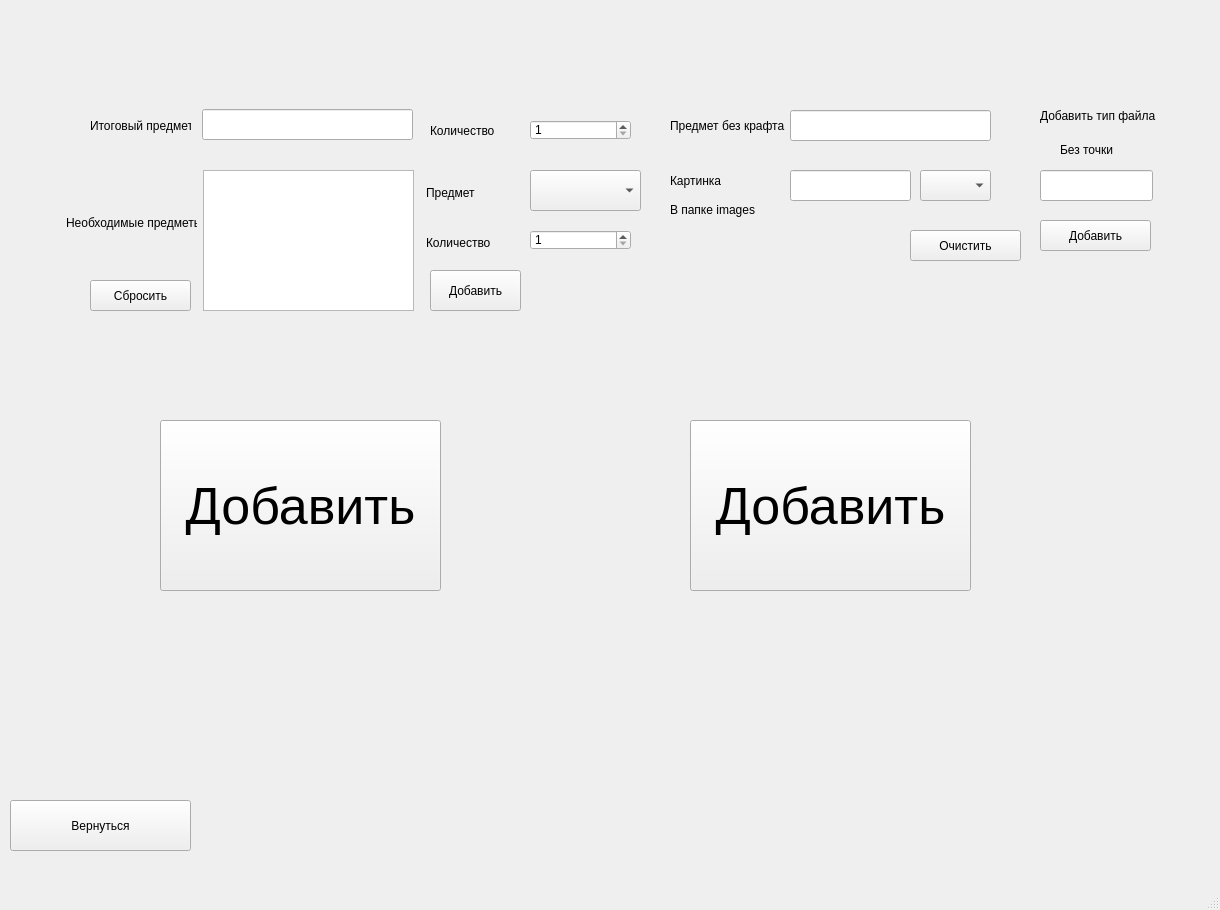
First picture: the form in minecraft.ui, repository Cassiopeia-A/minecraft_calc, before the edit.
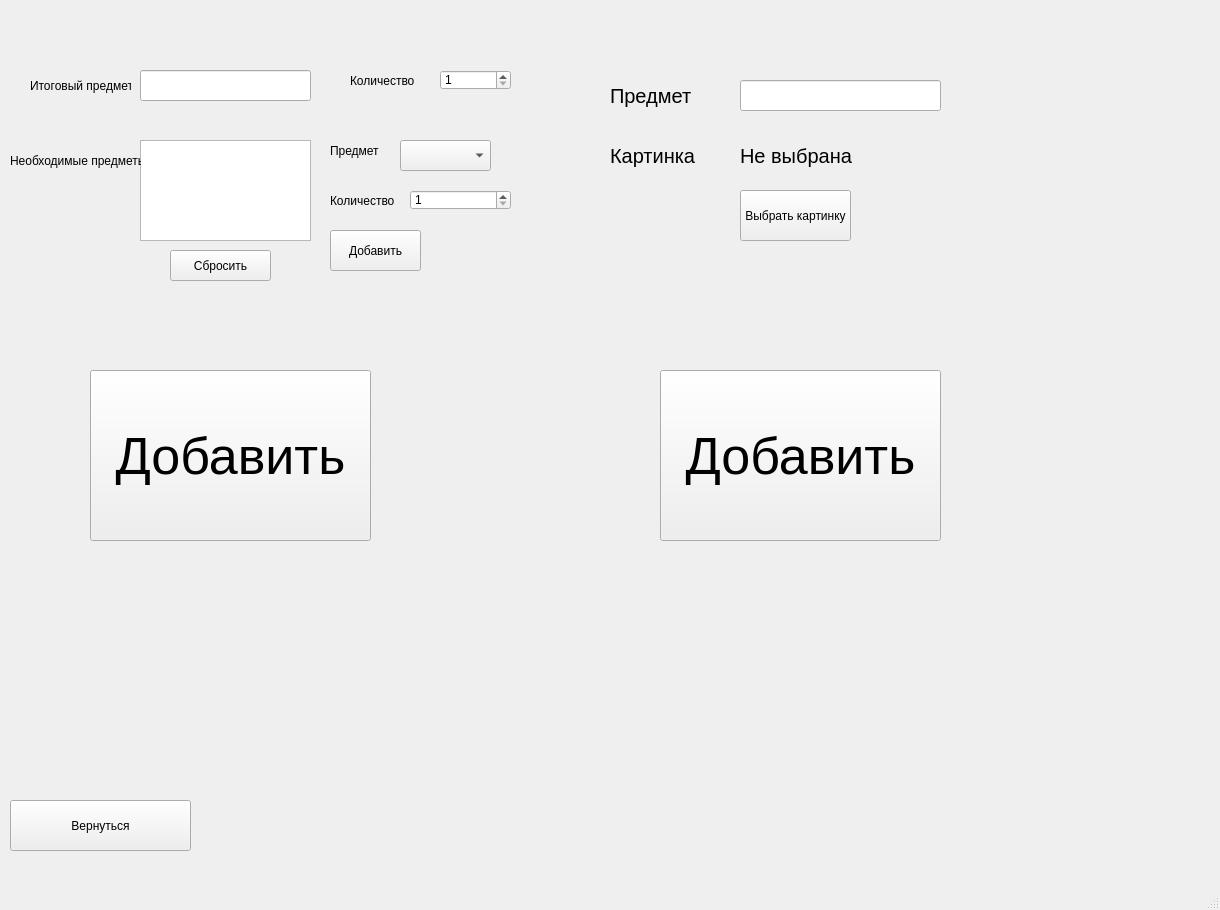
Second picture: the form after the edit. The open tabs and pages were chosen to show the change.

What changed in the file:
```diff
--- a/minecraft.ui
+++ b/minecraft.ui
@@ -1554,8 +1554,8 @@
      <widget class="QPushButton" name="add_craft">
       <property name="geometry">
        <rect>
-        <x>160</x>
-        <y>420</y>
+        <x>90</x>
+        <y>370</y>
         <width>281</width>
         <height>171</height>
        </rect>
@@ -1572,10 +1572,10 @@
      <widget class="QComboBox" name="append_req_item">
       <property name="geometry">
        <rect>
-        <x>530</x>
-        <y>170</y>
-        <width>111</width>
-        <height>41</height>
+        <x>400</x>
+        <y>140</y>
+        <width>91</width>
+        <height>31</height>
        </rect>
       </property>
       <property name="editable">
@@ -1591,8 +1591,8 @@
      <widget class="QLabel" name="label">
       <property name="geometry">
        <rect>
-        <x>90</x>
-        <y>110</y>
+        <x>30</x>
+        <y>70</y>
         <width>101</width>
         <height>31</height>
        </rect>
@@ -1604,9 +1604,9 @@
      <widget class="QSpinBox" name="result_count">
       <property name="geometry">
        <rect>
-        <x>530</x>
-        <y>120</y>
-        <width>101</width>
+        <x>440</x>
+        <y>70</y>
+        <width>71</width>
         <height>20</height>
        </rect>
       </property>
@@ -1620,9 +1620,9 @@
      <widget class="QLabel" name="label_2">
       <property name="geometry">
        <rect>
-        <x>430</x>
-        <y>120</y>
-        <width>101</width>
+        <x>350</x>
+        <y>70</y>
+        <width>71</width>
         <height>21</height>
        </rect>
       </property>
@@ -1636,10 +1636,10 @@
       </property>
       <property name="geometry">
        <rect>
-        <x>203</x>
-        <y>170</y>
-        <width>211</width>
-        <height>141</height>
+        <x>140</x>
+        <y>140</y>
+        <width>171</width>
+        <height>101</height>
        </rect>
       </property>
       <property name="readOnly">
@@ -1649,8 +1649,8 @@
      <widget class="QLabel" name="label_3">
       <property name="geometry">
        <rect>
-        <x>66</x>
-        <y>192</y>
+        <x>10</x>
+        <y>130</y>
         <width>131</width>
         <height>61</height>
        </rect>
@@ -1662,8 +1662,8 @@
      <widget class="QPushButton" name="add_req_item_craft">
       <property name="geometry">
        <rect>
-        <x>430</x>
-        <y>270</y>
+        <x>330</x>
+        <y>230</y>
         <width>91</width>
         <height>41</height>
        </rect>
@@ -1675,8 +1675,8 @@
      <widget class="QLabel" name="label_4">
       <property name="geometry">
        <rect>
-        <x>426</x>
-        <y>182</y>
+        <x>330</x>
+        <y>140</y>
         <width>81</width>
         <height>21</height>
        </rect>
@@ -1688,8 +1688,8 @@
      <widget class="QLabel" name="label_5">
       <property name="geometry">
        <rect>
-        <x>426</x>
-        <y>232</y>
+        <x>330</x>
+        <y>190</y>
         <width>71</width>
         <height>21</height>
        </rect>
@@ -1701,8 +1701,8 @@
      <widget class="QSpinBox" name="spinBox_2">
       <property name="geometry">
        <rect>
-        <x>530</x>
-        <y>230</y>
+        <x>410</x>
+        <y>190</y>
         <width>101</width>
         <height>20</height>
        </rect>
@@ -1717,8 +1717,8 @@
      <widget class="QPushButton" name="reset_req_btn">
       <property name="geometry">
        <rect>
-        <x>90</x>
-        <y>280</y>
+        <x>170</x>
+        <y>250</y>
         <width>101</width>
         <height>31</height>
        </rect>
@@ -1730,9 +1730,9 @@
      <widget class="QLineEdit" name="result_item">
       <property name="geometry">
        <rect>
-        <x>202</x>
-        <y>109</y>
-        <width>211</width>
+        <x>140</x>
+        <y>70</y>
+        <width>171</width>
         <height>31</height>
        </rect>
       </property>
@@ -1740,21 +1740,26 @@
      <widget class="QLabel" name="label_6">
       <property name="geometry">
        <rect>
-        <x>670</x>
-        <y>110</y>
+        <x>610</x>
+        <y>80</y>
         <width>121</width>
         <height>31</height>
        </rect>
       </property>
+      <property name="font">
+       <font>
+        <pointsize>15</pointsize>
+       </font>
+      </property>
       <property name="text">
-       <string>Предмет без крафта</string>
+       <string>Предмет</string>
       </property>
      </widget>
      <widget class="QLineEdit" name="item_wo_craft_name">
       <property name="geometry">
        <rect>
-        <x>790</x>
-        <y>110</y>
+        <x>740</x>
+        <y>80</y>
         <width>201</width>
         <height>31</height>
        </rect>
@@ -1763,130 +1768,71 @@
        <string/>
       </property>
      </widget>
-     <widget class="QLineEdit" name="image_name">
+     <widget class="QPushButton" name="add_item_wo_craft">
       <property name="geometry">
        <rect>
-        <x>790</x>
-        <y>170</y>
-        <width>121</width>
-        <height>31</height>
+        <x>660</x>
+        <y>370</y>
+        <width>281</width>
+        <height>171</height>
        </rect>
+      </property>
+      <property name="font">
+       <font>
+        <pointsize>39</pointsize>
+       </font>
+      </property>
+      <property name="text">
+       <string>Добавить</string>
+      </property>
+     </widget>
+     <widget class="QPushButton" name="search_btn">
+      <property name="geometry">
+       <rect>
+        <x>740</x>
+        <y>190</y>
+        <width>111</width>
+        <height>51</height>
+       </rect>
+      </property>
+      <property name="text">
+       <string>Выбрать картинку</string>
       </property>
      </widget>
      <widget class="QLabel" name="label_7">
       <property name="geometry">
        <rect>
-        <x>670</x>
-        <y>170</y>
-        <width>101</width>
-        <height>21</height>
+        <x>610</x>
+        <y>140</y>
+        <width>91</width>
+        <height>31</height>
        </rect>
       </property>
+      <property name="font">
+       <font>
+        <pointsize>15</pointsize>
+       </font>
+      </property>
       <property name="text">
        <string>Картинка</string>
       </property>
      </widget>
-     <widget class="QPushButton" name="add_item_wo_craft">
+     <widget class="QLabel" name="image">
       <property name="geometry">
        <rect>
-        <x>690</x>
-        <y>420</y>
-        <width>281</width>
-        <height>171</height>
+        <x>740</x>
+        <y>140</y>
+        <width>181</width>
+        <height>31</height>
        </rect>
       </property>
       <property name="font">
        <font>
-        <pointsize>39</pointsize>
+        <pointsize>15</pointsize>
        </font>
       </property>
       <property name="text">
-       <string>Добавить</string>
-      </property>
-     </widget>
-     <widget class="QLabel" name="label_8">
-      <property name="geometry">
-       <rect>
-        <x>670</x>
-        <y>200</y>
-        <width>141</width>
-        <height>20</height>
-       </rect>
-      </property>
-      <property name="text">
-       <string>В папке images</string>
-      </property>
-     </widget>
-     <widget class="QComboBox" name="image_type">
-      <property name="geometry">
-       <rect>
-        <x>920</x>
-        <y>170</y>
-        <width>71</width>
-        <height>31</height>
-       </rect>
-      </property>
-     </widget>
-     <widget class="QLabel" name="label_9">
-      <property name="geometry">
-       <rect>
-        <x>1040</x>
-        <y>100</y>
-        <width>121</width>
-        <height>31</height>
-       </rect>
-      </property>
-      <property name="text">
-       <string>Добавить тип файла</string>
-      </property>
-     </widget>
-     <widget class="QLineEdit" name="type_file">
-      <property name="geometry">
-       <rect>
-        <x>1040</x>
-        <y>170</y>
-        <width>113</width>
-        <height>31</height>
-       </rect>
-      </property>
-     </widget>
-     <widget class="QPushButton" name="add_type">
-      <property name="geometry">
-       <rect>
-        <x>1040</x>
-        <y>220</y>
-        <width>111</width>
-        <height>31</height>
-       </rect>
-      </property>
-      <property name="text">
-       <string>Добавить</string>
-      </property>
-     </widget>
-     <widget class="QLabel" name="label_10">
-      <property name="geometry">
-       <rect>
-        <x>1060</x>
-        <y>140</y>
-        <width>61</width>
-        <height>20</height>
-       </rect>
-      </property>
-      <property name="text">
-       <string>Без точки</string>
-      </property>
-     </widget>
-     <widget class="QPushButton" name="clear_types">
-      <property name="geometry">
-       <rect>
-        <x>910</x>
-        <y>230</y>
-        <width>111</width>
-        <height>31</height>
-       </rect>
-      </property>
-      <property name="text">
-       <string>Очистить</string>
+       <string>Не выбрана</string>
       </property>
      </widget>
     </widget>
```
Left out of the diff: 2 changed lines with no effect on the pictures.
